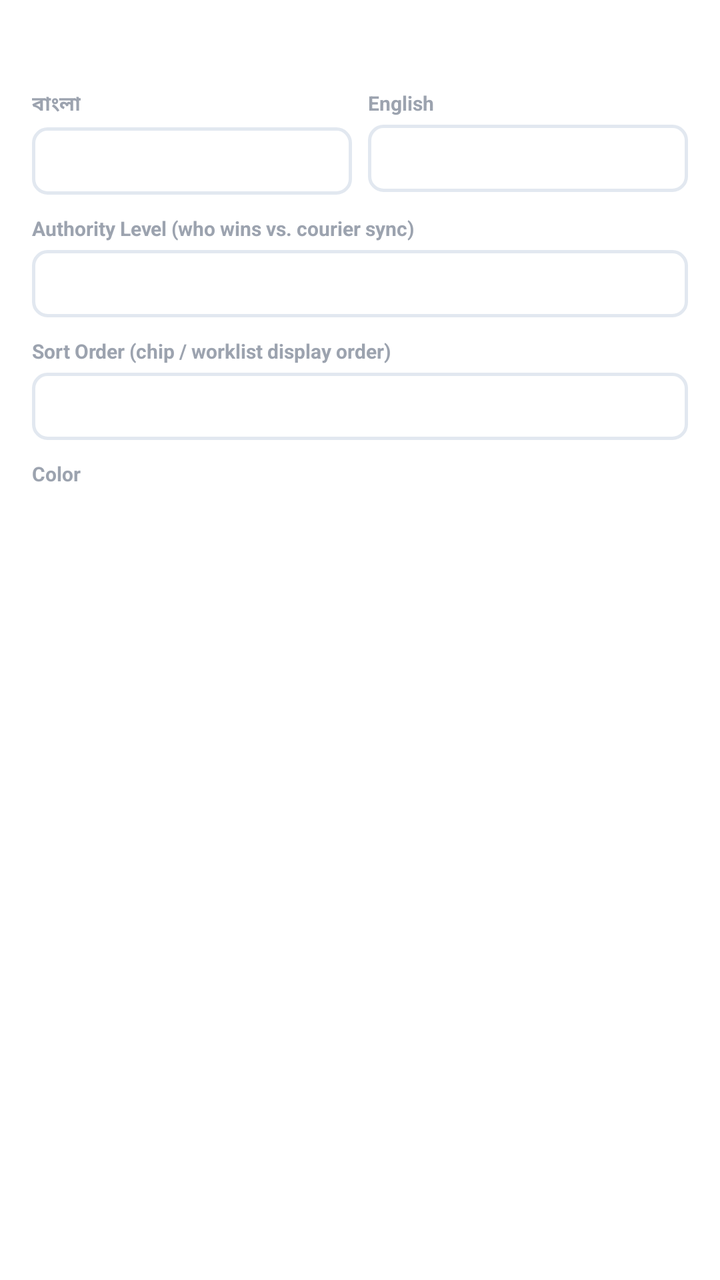
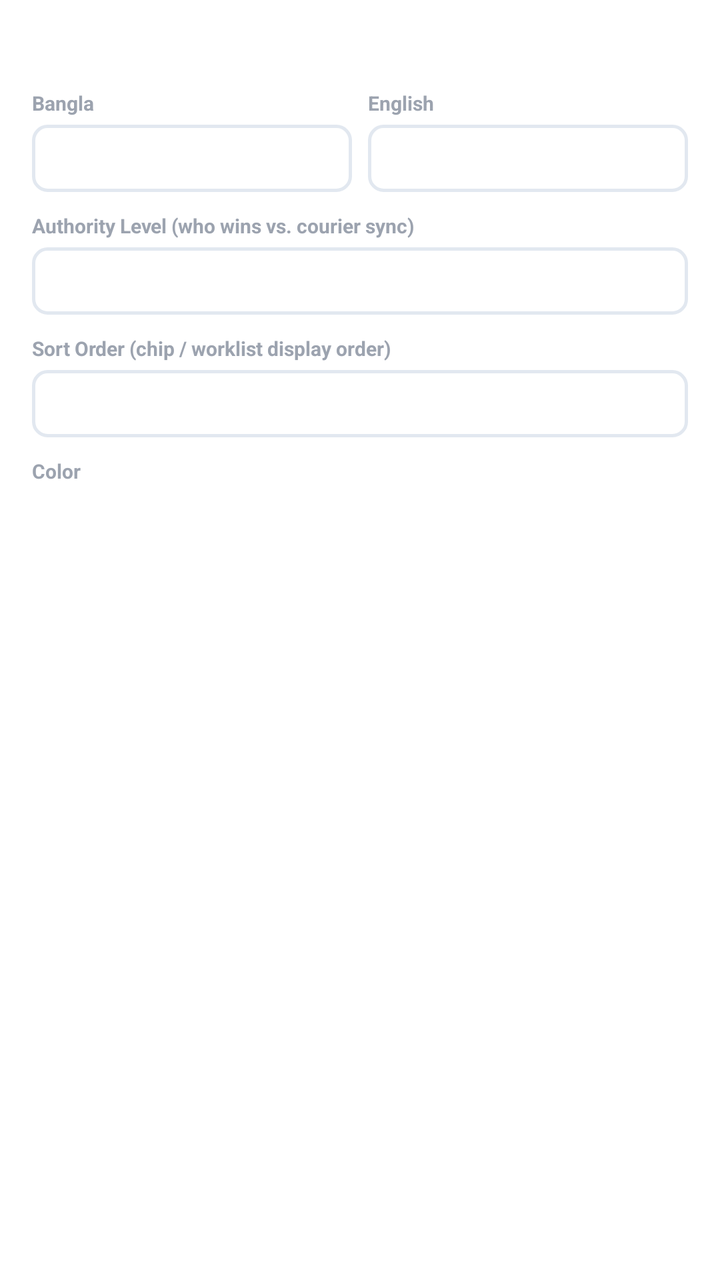

Compare the two renders of this Android layout. The source of the first and the diff that turns it into the second are given below.
<!-- AndroidManifest.xml: application theme Theme.DataBridge -->
<!-- res/layout/dialog_edit_status.xml -->
<?xml version="1.0" encoding="utf-8"?>
<ScrollView xmlns:android="http://schemas.android.com/apk/res/android"
    android:layout_width="match_parent"
    android:layout_height="wrap_content"
    android:padding="16dp">
    <LinearLayout android:layout_width="match_parent" android:layout_height="wrap_content"
        android:orientation="vertical">

        <TextView android:id="@+id/tvEditStatusKeyHint"
            android:layout_width="wrap_content" android:layout_height="wrap_content"
            android:textSize="11sp" android:textColor="#9CA3AF" android:layout_marginBottom="14dp" />

        <LinearLayout android:layout_width="match_parent" android:layout_height="wrap_content"
            android:orientation="horizontal" android:layout_marginBottom="10dp">
            <LinearLayout android:layout_width="0dp" android:layout_height="wrap_content"
                android:layout_weight="1" android:orientation="vertical" android:layout_marginEnd="4dp">
                <TextView android:layout_width="wrap_content" android:layout_height="wrap_content"
                    android:text="বাংলা" android:textSize="10sp" android:textColor="#9CA3AF"
                    android:textStyle="bold" android:layout_marginBottom="4dp" />
                <EditText android:id="@+id/etEditStatusBn" android:layout_width="match_parent"
                    android:layout_height="wrap_content" android:textSize="13sp" android:padding="8dp"
                    android:background="@drawable/bg_input_rounded" android:inputType="text" />
            </LinearLayout>
            <LinearLayout android:layout_width="0dp" android:layout_height="wrap_content"
                android:layout_weight="1" android:orientation="vertical" android:layout_marginStart="4dp">
                <TextView android:layout_width="wrap_content" android:layout_height="wrap_content"
                    android:text="English" android:textSize="10sp" android:textColor="#9CA3AF"
                    android:textStyle="bold" android:layout_marginBottom="4dp" />
                <EditText android:id="@+id/etEditStatusEn" android:layout_width="match_parent"
                    android:layout_height="wrap_content" android:textSize="13sp" android:padding="8dp"
                    android:background="@drawable/bg_input_rounded" android:inputType="text" />
            </LinearLayout>
        </LinearLayout>

        <TextView android:layout_width="wrap_content" android:layout_height="wrap_content"
            android:text="Authority Level (who wins vs. courier sync)" android:textSize="10sp" android:textColor="#9CA3AF"
            android:textStyle="bold" android:layout_marginBottom="4dp" />
        <EditText android:id="@+id/etEditStatusPriority" android:layout_width="match_parent"
            android:layout_height="wrap_content" android:textSize="13sp" android:padding="8dp"
            android:background="@drawable/bg_input_rounded"
            android:inputType="number" android:layout_marginBottom="10dp" />

        <TextView android:layout_width="wrap_content" android:layout_height="wrap_content"
            android:text="Sort Order (chip / worklist display order)" android:textSize="10sp" android:textColor="#9CA3AF"
            android:textStyle="bold" android:layout_marginBottom="4dp" />
        <EditText android:id="@+id/etEditStatusSortOrder" android:layout_width="match_parent"
            android:layout_height="wrap_content" android:textSize="13sp" android:padding="8dp"
            android:background="@drawable/bg_input_rounded"
            android:inputType="number" android:layout_marginBottom="10dp" />

        <TextView android:layout_width="wrap_content" android:layout_height="wrap_content"
            android:text="Color" android:textSize="10sp" android:textColor="#9CA3AF"
            android:textStyle="bold" android:layout_marginBottom="6dp" />
        <LinearLayout android:id="@+id/colorPickerEdit"
            android:layout_width="match_parent" android:layout_height="wrap_content"
            android:orientation="horizontal" android:layout_marginBottom="8dp" />
        <TextView android:id="@+id/tvEditColorPreview"
            android:layout_width="wrap_content" android:layout_height="wrap_content"
            android:textSize="12sp" android:textStyle="bold"
            android:paddingStart="10dp" android:paddingEnd="10dp"
            android:paddingTop="3dp" android:paddingBottom="3dp" />
    </LinearLayout>
</ScrollView>
<!-- resources referenced by this layout -->
<resources>
  <!-- drawable bg_input_rounded (drawable) -->
  <?xml version="1.0" encoding="utf-8"?>
  <shape xmlns:android="http://schemas.android.com/apk/res/android"
      android:shape="rectangle">
      <solid android:color="@color/theme_bg_card" />
      <stroke android:width="1.5dp" android:color="@color/theme_border" />
      <corners android:radius="7dp" />
  </shape>
  <style name="Theme.DataBridge" parent="Theme.MaterialComponents.DayNight.NoActionBar">
      <item name="colorPrimary">#00d4ff</item>
      <item name="colorPrimaryVariant">#16213e</item>
      <item name="colorOnPrimary">#ffffff</item>
      <item name="colorSecondary">#00d4ff</item>
      <item name="android:statusBarColor">#1a1a2e</item>
  </style>
  <color name="theme_bg_card">#ffffff</color>
  <color name="theme_border">#e2e8f0</color>
</resources>

<!-- the commit's change to res/layout/dialog_edit_status.xml (unified diff, before → after) -->
@@ -15,7 +15,7 @@
             <LinearLayout android:layout_width="0dp" android:layout_height="wrap_content"
                 android:layout_weight="1" android:orientation="vertical" android:layout_marginEnd="4dp">
                 <TextView android:layout_width="wrap_content" android:layout_height="wrap_content"
-                    android:text="বাংলা" android:textSize="10sp" android:textColor="#9CA3AF"
+                    android:text="Bangla" android:textSize="10sp" android:textColor="#9CA3AF"
                     android:textStyle="bold" android:layout_marginBottom="4dp" />
                 <EditText android:id="@+id/etEditStatusBn" android:layout_width="match_parent"
                     android:layout_height="wrap_content" android:textSize="13sp" android:padding="8dp"
